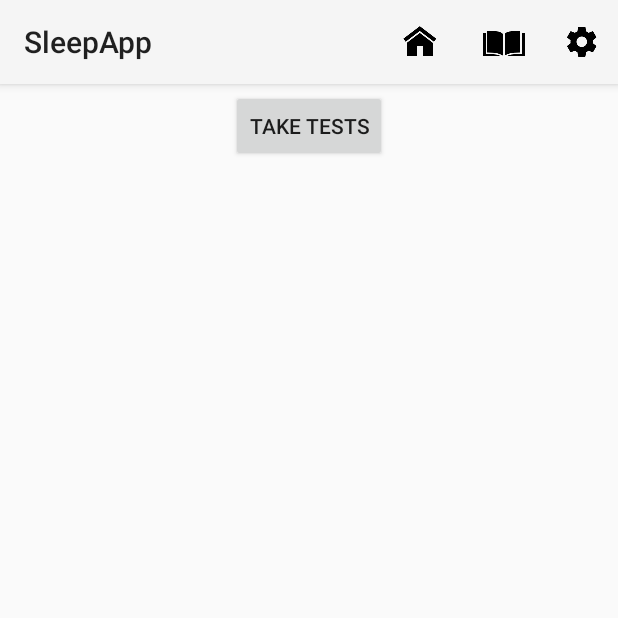
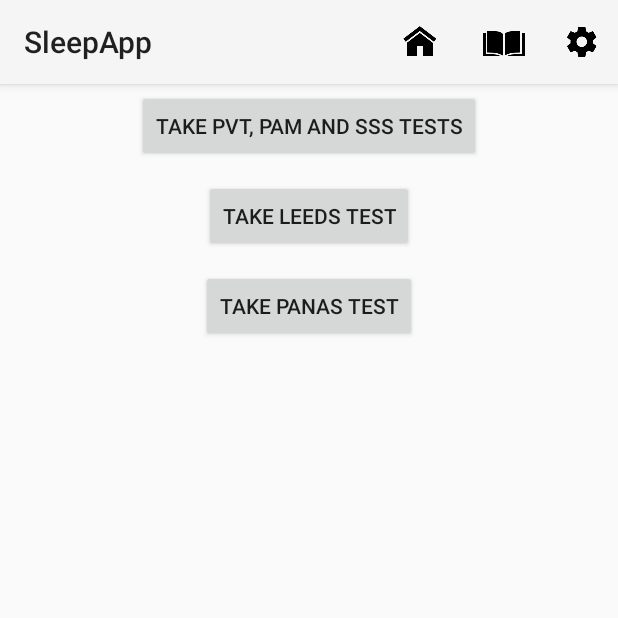
Before and after one commit to trentishii/sleep-app, an Android app: the screen it shows after launch once a user with an empty profile is signed in (UserActivity), on a phone screen of 412 x 824 dp, the top half of it. Run offline under Robolectric (Android 15) with nearby library versions, the phone set to English and light mode, and no system bars; our stand-ins replace Firebase (no records; nobody signed in at launch, a user with empty details on screens opened directly); 1 statement that could not run was skipped.

Commit message:
grouped the various tests to run together

```diff
--- a/app/src/main/java/com/example/trent/sleepapp/StartFragment.java
+++ b/app/src/main/java/com/example/trent/sleepapp/StartFragment.java
@@ -5,6 +5,7 @@ import android.content.Intent;
 import android.net.Uri;
 import android.os.Bundle;
 import android.support.v4.app.Fragment;
+import android.util.Log;
 import android.view.LayoutInflater;
 import android.view.View;
 import android.view.ViewGroup;
@@ -68,8 +69,20 @@ public class StartFragment extends Fragment implements View.OnClickListener {
     public void onClick(View v) {
         switch(v.getId()) {
             case R.id.bTests:
+                Log.e("Start", "View Clicked");
                 Intent intent = new Intent(getActivity(), PAMActivity.class);
                 startActivity(intent);
+                break;
+            case R.id.bLEEDS:
+                Log.e("Start", "Leeds Clicked");
+                Intent intent1 = new Intent(getActivity(), LeedsActivity.class);
+                startActivity(intent1);
+                break;
+            case R.id.bPANAS:
+                Log.e("Start", "Panas Clicked");
+                Intent intent2 = new Intent(getActivity(), PanasActivity.class);
+                startActivity(intent2);
+                break;
         }
     }
 
@@ -80,6 +93,10 @@ public class StartFragment extends Fragment implements View.OnClickListener {
         View v = inflater.inflate(R.layout.fragment_start, container, false);
         Button b = (Button) v.findViewById(R.id.bTests);
         b.setOnClickListener(this);
+        Button b1 = (Button) v.findViewById(R.id.bLEEDS);
+        b1.setOnClickListener(this);
+        Button b2 = (Button) v.findViewById(R.id.bPANAS);
+        b2.setOnClickListener(this);
         return v;
     }
 
--- a/app/src/main/java/com/example/trent/sleepapp/pvt/RunTest.java
+++ b/app/src/main/java/com/example/trent/sleepapp/pvt/RunTest.java
@@ -21,6 +21,7 @@ import android.widget.TextView;
 
 import com.example.trent.sleepapp.PAMActivity;
 import com.example.trent.sleepapp.R;
+import com.example.trent.sleepapp.UserActivity;
 import com.example.trent.sleepapp.pvt.PVTConfig;
 import com.example.trent.sleepapp.pvt.PVTConfig.PVTConfigTest;
 import com.example.trent.sleepapp.pvt.PVTConfigGetter;
@@ -464,8 +465,6 @@ public class RunTest extends Activity implements Observer {
 				i.putExtra(TEST, (Serializable) test);
 				setResult(RESULT_OK, i);
 				finish();
-				Intent timeSubmitted = new Intent(RunTest.this, PAMActivity.class);
-				RunTest.this.startActivity(timeSubmitted);
 				break;
 			case CANCEL:
 			case DONE:
--- a/app/src/main/res/layout/activity_leeds.xml
+++ b/app/src/main/res/layout/activity_leeds.xml
@@ -16,8 +16,8 @@
     tools:context="com.example.trent.sleepapp.LeedsActivity"
     android:layout_height="wrap_content">
 
-    <include layout="@layout/progessbar"
-        android:id="@+id/leedsProg"/>
+    <!--<include layout="@layout/progessbar"-->
+        <!--android:id="@+id/leedsProg"/>-->
 
         <SeekBar
             android:layout_width="match_parent"
--- a/app/src/main/res/layout/activity_panas.xml
+++ b/app/src/main/res/layout/activity_panas.xml
@@ -10,7 +10,7 @@
     android:paddingTop="@dimen/activity_vertical_margin"
     tools:context="com.example.trent.sleepapp.PanasActivity">
 
-    <include layout="@layout/progessbar"
-        android:id="@+id/panasProg"/>
+    <!--<include layout="@layout/progessbar"-->
+        <!--android:id="@+id/panasProg"/>-->
 
 </RelativeLayout>
--- a/app/src/main/res/layout/fragment_start.xml
+++ b/app/src/main/res/layout/fragment_start.xml
@@ -10,13 +10,31 @@
         android:layout_height="match_parent">
 
         <Button
-            android:text="Take Tests"
+            android:text="Take PVT, PAM and SSS Tests"
             android:layout_width="wrap_content"
             android:layout_height="wrap_content"
             android:id="@+id/bTests"
             android:layout_marginTop="60dp"
             android:layout_centerHorizontal="true"
             />
+
+        <Button
+            android:text="Take LEEDS Test"
+            android:layout_width="wrap_content"
+            android:layout_height="wrap_content"
+            android:id="@+id/bLEEDS"
+            android:layout_marginTop="120dp"
+            android:layout_centerHorizontal="true"
+            />
+
+        <Button
+            android:text="Take PANAS Test"
+            android:layout_width="wrap_content"
+            android:layout_height="wrap_content"
+            android:id="@+id/bPANAS"
+            android:layout_marginTop="180dp"
+            android:layout_centerHorizontal="true"
+            />
     </RelativeLayout>
 
 
--- a/app/src/main/res/layout/pamactivity.xml
+++ b/app/src/main/res/layout/pamactivity.xml
@@ -11,9 +11,9 @@
         android:text="Select the photo that best captures how you feel right now:"
         android:padding="30dip"/>
 
-    <include
-        android:id="@+id/rlProg"
-        layout="@layout/progessbar"/>
+    <!--<include-->
+        <!--android:id="@+id/rlProg"-->
+        <!--layout="@layout/progessbar"/>-->
 
     <GridView
         android:id="@+id/pam_grid"
--- a/app/src/main/res/layout/pvt_home.xml
+++ b/app/src/main/res/layout/pvt_home.xml
@@ -5,8 +5,8 @@
     android:gravity="center"
     android:orientation="vertical" >
 
-	<include layout="@layout/progessbar"
-		android:id="@+id/progbar"/>
+	<!--<include layout="@layout/progessbar"-->
+		<!--android:id="@+id/progbar"/>-->
 
 	<TextView
 		android:layout_width="fill_parent"
```
Also changed, not shown: app/src/main/java/com/example/trent/sleepapp/LeedsActivity.java (+6 -6 lines), app/src/main/java/com/example/trent/sleepapp/PAMActivity.java (+6 -6 lines), app/src/main/java/com/example/trent/sleepapp/PanasActivity.java (+5 -5 lines), app/src/main/java/com/example/trent/sleepapp/SSSActivity.java (+14 -12 lines), app/src/main/res/layout/activity_sss.xml (+5 -5 lines).
